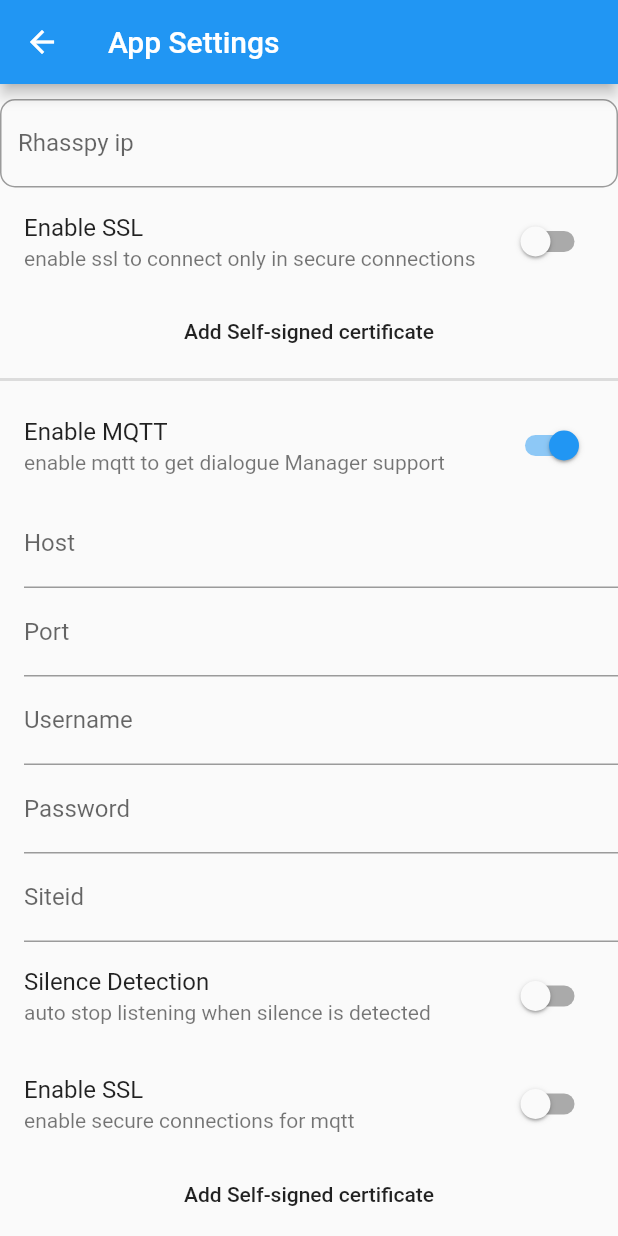
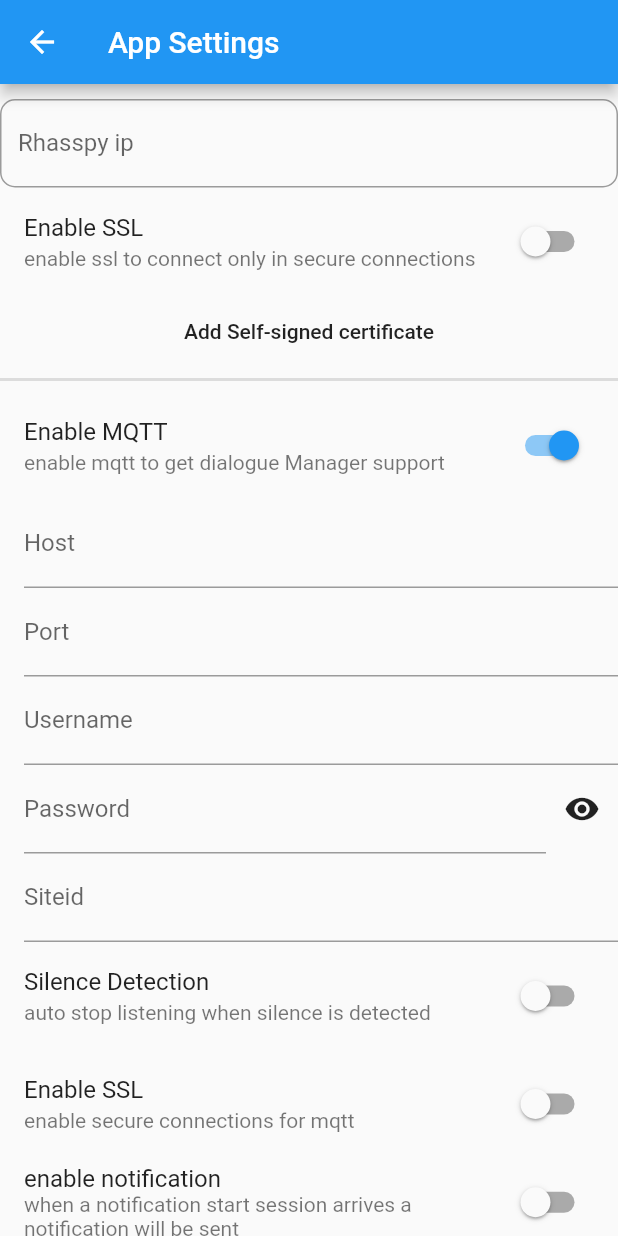
Before and after one commit to razzo04/rhasspy-mobile-app, a Flutter app: the AppSettings screen opened by its route, after a tap on "Enable MQTT", on a phone screen of 412 x 824 dp. Run offline on Flutter 3.47's test engine with Material 2 defaults, Android fonts, the phone set to English and light mode, and no system bars; our stand-ins replace audioplayers, dio, file_picker, flushbar, flutter_local_notifications, permission_handler and 1 more; missing offline and left inert: flutter_audio_recorder, mqtt_client; accounts and stored records are empty.

Commit message:
added message when intent is not recognized *send a notification when start session type notification arrives

```diff
--- a/lib/rhasspy_dart/parse_messages.dart
+++ b/lib/rhasspy_dart/parse_messages.dart
@@ -392,3 +392,32 @@
     return data;
   }
 }
+
+class NluIntentNotRecognized {
+  String input;
+  String siteId;
+  String id;
+  String customData;
+  String sessionId;
+
+  NluIntentNotRecognized(
+      {this.input, this.siteId, this.id, this.customData, this.sessionId});
+
+  NluIntentNotRecognized.fromJson(Map<String, dynamic> json) {
+    input = json['input'];
+    siteId = json['siteId'];
+    id = json['id'];
+    customData = json['customData'];
+    sessionId = json['sessionId'];
+  }
+
+  Map<String, dynamic> toJson() {
+    final Map<String, dynamic> data = new Map<String, dynamic>();
+    data['input'] = this.input;
+    data['siteId'] = this.siteId;
+    data['id'] = this.id;
+    data['customData'] = this.customData;
+    data['sessionId'] = this.sessionId;
+    return data;
+  }
+}
--- a/lib/rhasspy_dart/rhasspy_api.dart
+++ b/lib/rhasspy_dart/rhasspy_api.dart
@@ -74,7 +74,7 @@
   Future<NluIntentParsed> textToIntent(String text) async {
     Response response = await dio.post("/api/text-to-intent",
         data: text,
-        queryParameters: {"outputFormat": "hermes"},
+        queryParameters: {"outputFormat": "hermes", "nohass": false},
         options: Options(responseType: ResponseType.json));
     return NluIntentParsed.fromJson(response.data["value"]);
   }
--- a/lib/screens/app_settings.dart
+++ b/lib/screens/app_settings.dart
@@ -23,6 +23,7 @@
   TextEditingController rhasspyIpController;
   RhasspyMqttIsolate rhasspyMqtt;
   final _formKey = GlobalKey<FormState>();
+  bool _passwordVisible = false;
 
   @override
   Widget build(BuildContext context) {
@@ -259,13 +260,15 @@
             ),
             Padding(
               padding: const EdgeInsets.only(left: 16),
+              child: Row(
+                children: [
+                  Expanded(
                     child: TextFormField(
                       onSaved: (value) {
                         prefs.setString("MQTTPASSWORD", value.trim());
                       },
                       initialValue: prefs.getString("MQTTPASSWORD"),
-                // TODO add the possibility to see the password
-                obscureText: true,
+                      obscureText: !_passwordVisible,
                       validator: (value) {
                         if (value.isEmpty) {
                           return "the field cannot be empty";
@@ -277,6 +280,16 @@
                       decoration: InputDecoration(
                         labelText: "Password",
                       ),
+                    ),
+                  ),
+                  IconButton(
+                      icon: Icon(_passwordVisible
+                          ? Icons.visibility_off
+                          : Icons.visibility),
+                      onPressed: () {
+                        setState(() => _passwordVisible = !_passwordVisible);
+                      })
+                ],
               ),
             ),
             Padding(
@@ -318,6 +331,15 @@
               },
               title: Text("Enable SSL"),
               subtitle: Text("enable secure connections for mqtt"),
+            ),
+            SwitchListTile.adaptive(
+              value: prefs.getBool("NOTIFICATION") ?? false,
+              onChanged: (bool value) {
+                setState(() {});
+              },
+              title: Text("enable notification"),
+              subtitle: Text(
+                  "when a notification start session arrives a notification will be sent"),
             ),
             FlatButton(
               onPressed: () async {
--- a/pubspec.yaml
+++ b/pubspec.yaml
@@ -33,6 +33,7 @@
   flushbar: ^1.10.4
   mqtt_client: ^7.3.0
   provider: ^4.3.1
+  flutter_local_notifications: ^1.4.4+3
 
   # The following adds the Cupertino Icons font to your application.
   # Use with the CupertinoIcons class for iOS style icons.
```
Also changed, not shown: lib/rhasspy_dart/rhasspy_mqtt_api.dart (+34 -5 lines), lib/rhasspy_dart/rhasspy_mqtt_isolate.dart (+24 -33 lines), lib/screens/home_page.dart (+48 -5 lines), pubspec.lock, 4 other files. Lines whose indentation alone changed are shown as unchanged.
